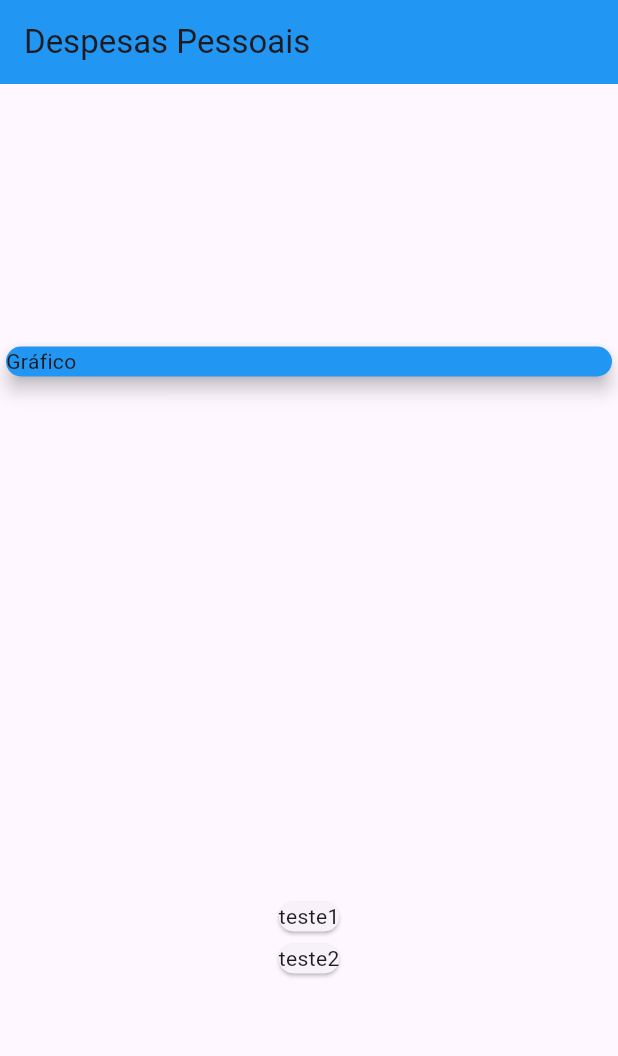
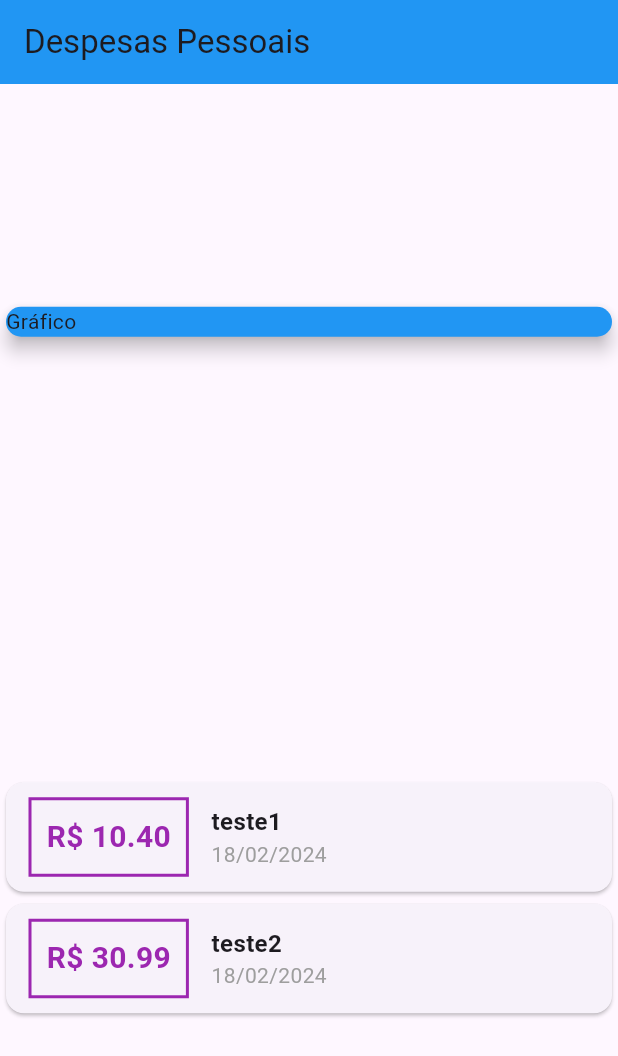
Before and after one commit to Jhon-Henkel/flutter_course_personal_expense_app, a Flutter app: the screen it shows after launch, on a phone screen of 412 x 824 dp. Shown: the top 1056 px of the screen. Run offline on Flutter 3.47's test engine with Material 3 defaults, Android fonts, the phone set to English and light mode, and no system bars.

Commit message:
feat: styling list transactions

```diff
--- a/lib/main.dart
+++ b/lib/main.dart
@@ -1,6 +1,6 @@
-import 'package:flutter/cupertino.dart';
 import 'package:flutter/material.dart';
 import 'package:flutter_course_personal_expense_app/models/transactions.dart';
+import 'package:intl/intl.dart';
 
 main() {
   runApp(const ExpensesApp());
@@ -46,7 +46,49 @@
           Column(
             children: _transactions.map((transaction) {
               return Card(
-                child: Text(transaction.title),
+                child: Row(
+                  children: <Widget>[
+                    Container(
+                      margin: const EdgeInsets.symmetric(
+                        vertical: 10,
+                        horizontal: 15
+                      ),
+                      decoration: BoxDecoration(
+                        border: Border.all(
+                          color: Colors.purple,
+                          width: 2
+                        )
+                      ),
+                      padding: const EdgeInsets.all(10),
+                      child: Text(
+                        'R\$ ${transaction.value.toStringAsFixed(2)}',
+                        style: const TextStyle(
+                          fontWeight: FontWeight.bold,
+                          fontSize: 20,
+                          color: Colors.purple,
+                        ),
+                      ),
+                    ),
+                    Column(
+                      crossAxisAlignment: CrossAxisAlignment.start,
+                      children: <Widget>[
+                        Text(
+                          transaction.title,
+                          style: const TextStyle(
+                            fontSize: 16,
+                            fontWeight: FontWeight.bold
+                          ),
+                        ),
+                        Text(
+                          DateFormat('d/MM/y').format(transaction.date),
+                          style: const TextStyle(
+                            color: Colors.grey
+                          ),
+                        )
+                      ],
+                    )
+                  ],
+                ),
               );
             }).toList(),
           )
--- a/pubspec.yaml
+++ b/pubspec.yaml
@@ -30,7 +30,7 @@
 dependencies:
   flutter:
     sdk: flutter
-
+  intl: ^0.19.0
 
   # The following adds the Cupertino Icons font to your application.
   # Use with the CupertinoIcons class for iOS style icons.
```
Also changed, not shown: pubspec.lock.
